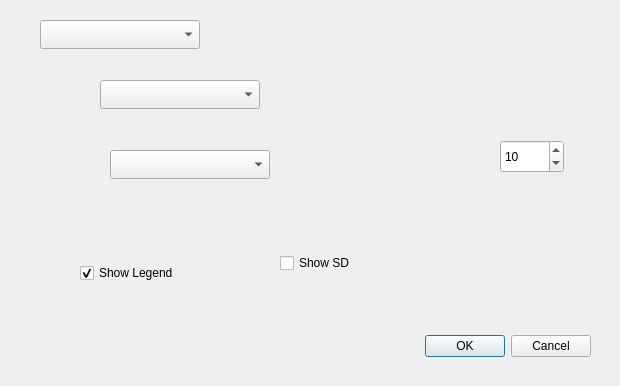
This is ui/Box.ui in lucacasagrande/DataPlot as Qt 5 draws it before an edit. The edited form follows.
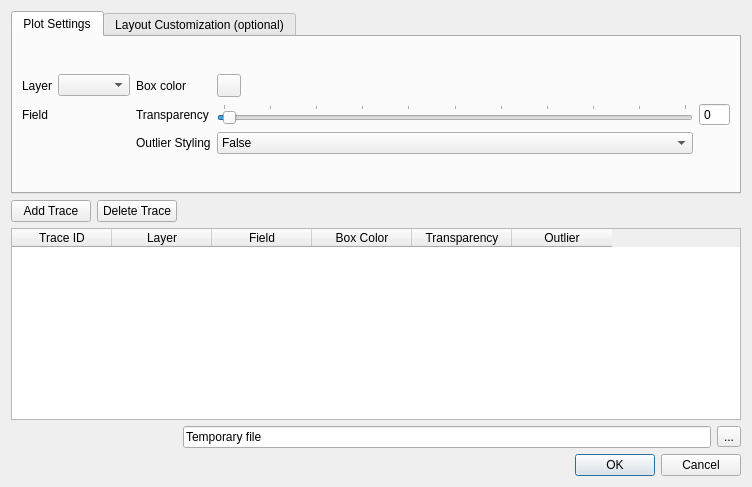
This is the edited form. Custom widgets are drawn as their Qt base class.

What changed in the file:
```diff
--- a/ui/Box.ui
+++ b/ui/Box.ui
@@ -6,113 +6,328 @@
    <rect>
     <x>0</x>
     <y>0</y>
-    <width>620</width>
-    <height>386</height>
+    <width>752</width>
+    <height>487</height>
    </rect>
   </property>
   <property name="windowTitle">
    <string>Dialog</string>
   </property>
-  <widget class="QDialogButtonBox" name="buttonBox">
-   <property name="geometry">
-    <rect>
-     <x>250</x>
-     <y>330</y>
-     <width>341</width>
-     <height>32</height>
-    </rect>
-   </property>
-   <property name="orientation">
-    <enum>Qt::Horizontal</enum>
-   </property>
-   <property name="standardButtons">
-    <set>QDialogButtonBox::Cancel|QDialogButtonBox::Ok</set>
-   </property>
-  </widget>
-  <widget class="QCheckBox" name="legendCheck">
-   <property name="geometry">
-    <rect>
-     <x>80</x>
-     <y>260</y>
-     <width>121</width>
-     <height>26</height>
-    </rect>
-   </property>
-   <property name="text">
-    <string>Show Legend</string>
-   </property>
-   <property name="checked">
-    <bool>true</bool>
-   </property>
-  </widget>
-  <widget class="QSpinBox" name="Size">
-   <property name="geometry">
-    <rect>
-     <x>500</x>
-     <y>140</y>
-     <width>64</width>
-     <height>33</height>
-    </rect>
-   </property>
-   <property name="maximum">
-    <number>10000</number>
-   </property>
-   <property name="value">
-    <number>10</number>
-   </property>
-  </widget>
-  <widget class="QgsFieldComboBox" name="Field1">
-   <property name="geometry">
-    <rect>
-     <x>100</x>
-     <y>80</y>
-     <width>160</width>
-     <height>29</height>
-    </rect>
-   </property>
-  </widget>
-  <widget class="QgsFieldComboBox" name="Field2">
-   <property name="geometry">
-    <rect>
-     <x>110</x>
-     <y>150</y>
-     <width>160</width>
-     <height>29</height>
-    </rect>
-   </property>
-  </widget>
-  <widget class="QgsMapLayerComboBox" name="LayerCombo">
-   <property name="geometry">
-    <rect>
-     <x>40</x>
-     <y>20</y>
-     <width>160</width>
-     <height>29</height>
-    </rect>
-   </property>
-  </widget>
-  <widget class="QCheckBox" name="sdCheck">
-   <property name="geometry">
-    <rect>
-     <x>280</x>
-     <y>250</y>
-     <width>121</width>
-     <height>26</height>
-    </rect>
-   </property>
-   <property name="text">
-    <string>Show SD</string>
-   </property>
-   <property name="checked">
-    <bool>false</bool>
-   </property>
-  </widget>
+  <layout class="QGridLayout" name="gridLayout_3">
+   <item row="0" column="0" colspan="4">
+    <widget class="QTabWidget" name="tabWidget">
+     <property name="enabled">
+      <bool>true</bool>
+     </property>
+     <property name="currentIndex">
+      <number>0</number>
+     </property>
+     <widget class="QWidget" name="tab">
+      <attribute name="title">
+       <string>Plot Settings</string>
+      </attribute>
+      <layout class="QGridLayout" name="gridLayout_2">
+       <item row="0" column="0">
+        <layout class="QGridLayout" name="gridLayout">
+         <item row="0" column="2">
+          <widget class="QLabel" name="label_5">
+           <property name="text">
+            <string>Box color</string>
+           </property>
+          </widget>
+         </item>
+         <item row="0" column="0">
+          <widget class="QLabel" name="label">
+           <property name="text">
+            <string>Layer</string>
+           </property>
+          </widget>
+         </item>
+         <item row="1" column="0">
+          <widget class="QLabel" name="label_2">
+           <property name="text">
+            <string>Field</string>
+           </property>
+          </widget>
+         </item>
+         <item row="0" column="1">
+          <widget class="QgsMapLayerComboBox" name="LayerCombo"/>
+         </item>
+         <item row="1" column="1">
+          <widget class="QgsFieldExpressionWidget" name="expField1">
+           <property name="sizePolicy">
+            <sizepolicy hsizetype="Preferred" vsizetype="Fixed">
+             <horstretch>0</horstretch>
+             <verstretch>0</verstretch>
+            </sizepolicy>
+           </property>
+          </widget>
+         </item>
+         <item row="0" column="3">
+          <widget class="QgsColorButtonV2" name="colorButton"/>
+         </item>
+         <item row="1" column="2">
+          <widget class="QLabel" name="label_6">
+           <property name="text">
+            <string>Transparency</string>
+           </property>
+          </widget>
+         </item>
+         <item row="1" column="3">
+          <widget class="QSlider" name="alpha">
+           <property name="cursor">
+            <cursorShape>ArrowCursor</cursorShape>
+           </property>
+           <property name="layoutDirection">
+            <enum>Qt::LeftToRight</enum>
+           </property>
+           <property name="minimum">
+            <number>0</number>
+           </property>
+           <property name="maximum">
+            <number>100</number>
+           </property>
+           <property name="singleStep">
+            <number>1</number>
+           </property>
+           <property name="value">
+            <number>1</number>
+           </property>
+           <property name="orientation">
+            <enum>Qt::Horizontal</enum>
+           </property>
+           <property name="invertedAppearance">
+            <bool>false</bool>
+           </property>
+           <property name="invertedControls">
+            <bool>false</bool>
+           </property>
+           <property name="tickPosition">
+            <enum>QSlider::TicksAbove</enum>
+           </property>
+           <property name="tickInterval">
+            <number>10</number>
+           </property>
+          </widget>
+         </item>
+         <item row="1" column="4">
+          <widget class="QSpinBox" name="alphaBox">
+           <property name="buttonSymbols">
+            <enum>QAbstractSpinBox::NoButtons</enum>
+           </property>
+           <property name="maximum">
+            <number>100</number>
+           </property>
+          </widget>
+         </item>
+         <item row="2" column="2">
+          <widget class="QLabel" name="label_3">
+           <property name="text">
+            <string>Outlier Styling</string>
+           </property>
+          </widget>
+         </item>
+         <item row="2" column="3">
+          <widget class="QComboBox" name="outlierCombo">
+           <item>
+            <property name="text">
+             <string>False</string>
+            </property>
+           </item>
+           <item>
+            <property name="text">
+             <string>all</string>
+            </property>
+           </item>
+           <item>
+            <property name="text">
+             <string>suspectedoutliers</string>
+            </property>
+           </item>
+           <item>
+            <property name="text">
+             <string>Outliers</string>
+            </property>
+           </item>
+          </widget>
+         </item>
+        </layout>
+       </item>
+      </layout>
+     </widget>
+     <widget class="QWidget" name="tab_2">
+      <attribute name="title">
+       <string>Layout Customization (optional)</string>
+      </attribute>
+      <layout class="QGridLayout" name="gridLayout_5">
+       <item row="0" column="0">
+        <layout class="QGridLayout" name="gridLayout_4">
+         <item row="2" column="0" colspan="2">
+          <widget class="QCheckBox" name="sdCheck">
+           <property name="text">
+            <string>Show standard deviation</string>
+           </property>
+          </widget>
+         </item>
+         <item row="0" column="0">
+          <widget class="QCheckBox" name="legendCheck">
+           <property name="enabled">
+            <bool>true</bool>
+           </property>
+           <property name="text">
+            <string>Show Legend</string>
+           </property>
+           <property name="checked">
+            <bool>false</bool>
+           </property>
+          </widget>
+         </item>
+         <item row="1" column="0">
+          <widget class="QCheckBox" name="titleCheck">
+           <property name="text">
+            <string>Plot Title</string>
+           </property>
+           <property name="checkable">
+            <bool>true</bool>
+           </property>
+           <property name="checked">
+            <bool>false</bool>
+           </property>
+          </widget>
+         </item>
+         <item row="1" column="1">
+          <widget class="QLineEdit" name="pltTitle">
+           <property name="enabled">
+            <bool>false</bool>
+           </property>
+           <property name="placeholderText">
+            <string>Title</string>
+           </property>
+          </widget>
+         </item>
+        </layout>
+       </item>
+       <item row="0" column="1">
+        <spacer name="horizontalSpacer_2">
+         <property name="orientation">
+          <enum>Qt::Horizontal</enum>
+         </property>
+         <property name="sizeHint" stdset="0">
+          <size>
+           <width>40</width>
+           <height>20</height>
+          </size>
+         </property>
+        </spacer>
+       </item>
+      </layout>
+     </widget>
+    </widget>
+   </item>
+   <item row="1" column="0">
+    <widget class="QPushButton" name="addTrace">
+     <property name="text">
+      <string>Add Trace</string>
+     </property>
+    </widget>
+   </item>
+   <item row="1" column="1">
+    <widget class="QPushButton" name="deleteTrace">
+     <property name="text">
+      <string>Delete Trace</string>
+     </property>
+    </widget>
+   </item>
+   <item row="1" column="2" colspan="2">
+    <spacer name="horizontalSpacer">
+     <property name="orientation">
+      <enum>Qt::Horizontal</enum>
+     </property>
+     <property name="sizeHint" stdset="0">
+      <size>
+       <width>533</width>
+       <height>20</height>
+      </size>
+     </property>
+    </spacer>
+   </item>
+   <item row="2" column="0" colspan="4">
+    <widget class="QTableWidget" name="traceTable">
+     <column>
+      <property name="text">
+       <string>Trace ID</string>
+      </property>
+     </column>
+     <column>
+      <property name="text">
+       <string>Layer</string>
+      </property>
+     </column>
+     <column>
+      <property name="text">
+       <string>Field</string>
+      </property>
+     </column>
+     <column>
+      <property name="text">
+       <string>Box Color</string>
+      </property>
+     </column>
+     <column>
+      <property name="text">
+       <string>Transparency</string>
+      </property>
+     </column>
+     <column>
+      <property name="text">
+       <string>Outlier</string>
+      </property>
+     </column>
+    </widget>
+   </item>
+   <item row="3" column="2">
+    <widget class="QLineEdit" name="filePath">
+     <property name="text">
+      <string>Temporary file</string>
+     </property>
+     <property name="readOnly">
+      <bool>true</bool>
+     </property>
+     <property name="placeholderText">
+      <string/>
+     </property>
+    </widget>
+   </item>
+   <item row="3" column="3">
+    <widget class="QToolButton" name="browseButton">
+     <property name="text">
+      <string>...</string>
+     </property>
+    </widget>
+   </item>
+   <item row="4" column="2" colspan="2">
+    <widget class="QDialogButtonBox" name="buttonBox">
+     <property name="orientation">
+      <enum>Qt::Horizontal</enum>
+     </property>
+     <property name="standardButtons">
+      <set>QDialogButtonBox::Cancel|QDialogButtonBox::Ok</set>
+     </property>
+    </widget>
+   </item>
+  </layout>
  </widget>
  <customwidgets>
   <customwidget>
-   <class>QgsFieldComboBox</class>
-   <extends>QComboBox</extends>
-   <header>qgsfieldcombobox.h</header>
+   <class>QgsColorButtonV2</class>
+   <extends>QToolButton</extends>
+   <header>qgscolorbuttonv2.h</header>
+   <container>1</container>
+  </customwidget>
+  <customwidget>
+   <class>QgsFieldExpressionWidget</class>
+   <extends>QWidget</extends>
+   <header>qgsfieldexpressionwidget.h</header>
   </customwidget>
   <customwidget>
    <class>QgsMapLayerComboBox</class>
```
Left out of the diff: 46 changed lines with no effect on the pictures.
